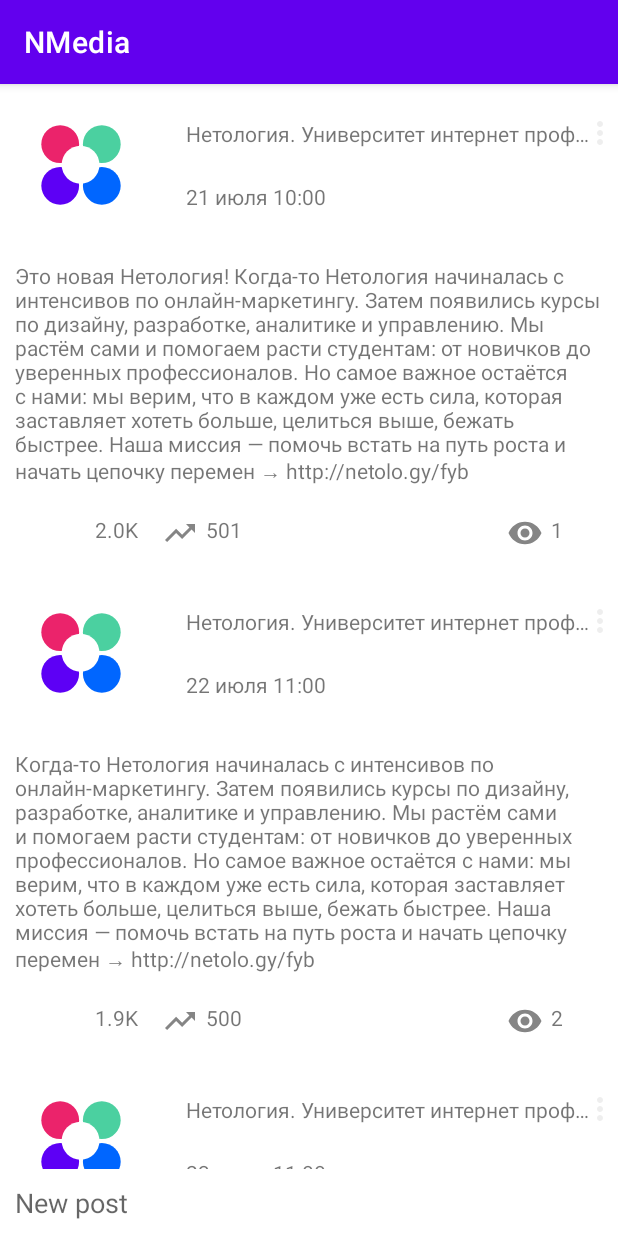
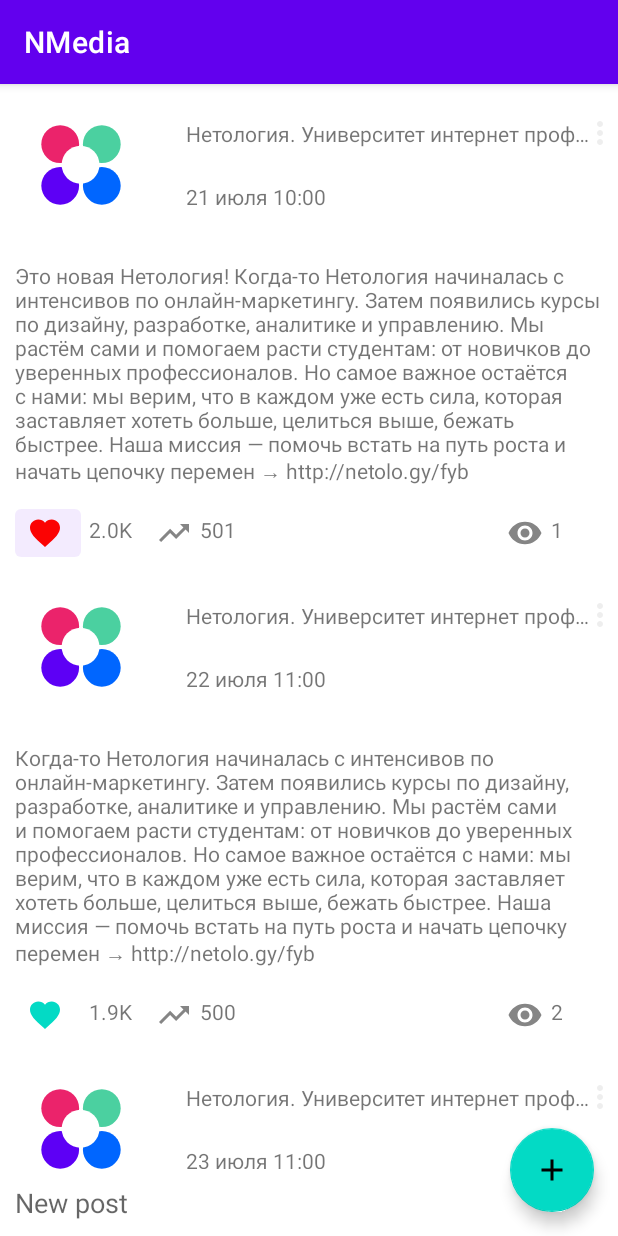
Before and after one commit to leshukav/KtAndTask1, an Android app: the screen it shows after launch (MainActivity), after a tap on an icon or button, on a phone screen of 412 x 824 dp. Run offline under Robolectric (Android 15) with nearby library versions, the phone set to English and light mode, and no system bars; 3 other taps on this screen came first.

```diff
--- a/app/build.gradle
+++ b/app/build.gradle
@@ -47,6 +47,7 @@ dependencies {
     implementation "androidx.activity:activity-ktx:1.5.1"
     implementation "androidx.recyclerview:recyclerview:1.2.1"
     implementation "com.google.android.material:material:1.6.1"
+    implementation "androidx.fragment:fragment-ktx:1.5.2"
 
     testImplementation 'junit:junit:4.13.2'
     androidTestImplementation 'androidx.test.ext:junit:1.1.3'
--- a/app/src/main/java/ru/netology/mynmedia/activity/MainActivity.kt
+++ b/app/src/main/java/ru/netology/mynmedia/activity/MainActivity.kt
@@ -1,9 +1,11 @@
 package ru.netology.mynmedia.activity
 
 
+import android.content.Intent
 import ru.netology.mynmedia.adapter.PostsAdapter
 import androidx.appcompat.app.AppCompatActivity
 import android.os.Bundle
+import android.provider.Settings
 import android.view.View
 import android.view.View.INVISIBLE
 import android.view.View.VISIBLE
@@ -13,20 +15,36 @@ import ru.netology.mynmedia.viewmodel.PostViewModel
 import androidx.activity.viewModels
 import androidx.core.view.isVisible
 import ru.netology.mynmedia.Post
+import ru.netology.mynmedia.activity.NewPostActivity
+import ru.netology.mynmedia.R.string.*
 import ru.netology.mynmedia.adapter.OnInteractionListener
 import ru.netology.mynmedia.util.AndroidUtils
-
+import androidx.activity.ComponentActivity
+import androidx.activity.result.launch
 
 class MainActivity : AppCompatActivity() {
 
     val viewModel: PostViewModel by viewModels()
 
+    val newPostContract = registerForActivityResult(NewPostActivity.Contract) { text ->
+        if (text.isNullOrBlank()) {
+            Toast.makeText(
+                this@MainActivity,
+                "Content can't be empty",
+                Toast.LENGTH_SHORT
+            ).show()
+        }
+        viewModel.changeContent(text.toString())
+        viewModel.save()
+    }
 
     override fun onCreate(savedInstanceState: Bundle?) {
         super.onCreate(savedInstanceState)
         val binding = ActivityMainBinding.inflate(layoutInflater)
         setContentView(binding.root)
         val adapter = PostsAdapter(object : OnInteractionListener {
+
+
             override fun onLike(post: Post) {
                 viewModel.likeById(post.id)
             }
@@ -41,6 +59,13 @@ class MainActivity : AppCompatActivity() {
 
             override fun onShare(post: Post) {
                 viewModel.shareById(post.id)
+                val intent = Intent().apply {
+                    action = Intent.ACTION_SEND
+                    putExtra(Intent.EXTRA_TEXT, post.content)
+                    type = "text/plain"
+                }
+                val intentChooser = Intent.createChooser(intent, getString(chooser_share_post))
+                startActivity(intentChooser)
             }
         })
 
@@ -78,26 +103,30 @@ class MainActivity : AppCompatActivity() {
             binding.save.isVisible = hasFocus
         }
 
+        binding.edd.setOnClickListener{
+            newPostContract.launch()
+        }
+
         binding.save.setOnClickListener {
-            with(binding.content) {
-                if (text.isNullOrBlank()) {
-                    Toast.makeText(
-                        this@MainActivity,
-                        "Content can't be empty",
-                        Toast.LENGTH_SHORT
-                    ).show()
-                    return@setOnClickListener
-                }
-                viewModel.changeContent(text.toString())
-                viewModel.save()
-                setText("")
-                binding.save.visibility = INVISIBLE
-                binding.group.visibility = INVISIBLE
-                binding.group.visibility = View.GONE
-                clearFocus()
-                AndroidUtils.hideKeyboard(this)
+
+   //         with(binding.content) {
+    //            if (text.isNullOrBlank()) {
+    //                Toast.makeText(
+    //                    this@MainActivity,
+    //                    "Content can't be empty",
+     //                   Toast.LENGTH_SHORT
+     //               ).show()
+     //               return@setOnClickListener
+      //          }
+      //          viewModel.changeContent(text.toString())
+      //          viewModel.save()
+      //          setText("")
+      //          binding.save.visibility = INVISIBLE
+     //           binding.group.visibility = INVISIBLE
+     //           binding.group.visibility = View.GONE
+      //          clearFocus()
+      //          AndroidUtils.hideKeyboard(this)
             }
         }
 
     }
-}
--- a/app/src/main/java/ru/netology/mynmedia/repository/PostRepositoryInMemoryImpl.kt
+++ b/app/src/main/java/ru/netology/mynmedia/repository/PostRepositoryInMemoryImpl.kt
@@ -1,5 +1,8 @@
 package ru.netology.mynmedia.repository
 
+import android.content.Intent
+import android.provider.Settings.Global.getString
+import androidx.core.content.ContextCompat.startActivity
 import androidx.lifecycle.LiveData
 import androidx.lifecycle.MutableLiveData
 import ru.netology.mynmedia.Post
--- a/app/src/main/res/color/like_checkbox_tint.xml
+++ b/app/src/main/res/color/like_checkbox_tint.xml
@@ -1,5 +1,5 @@
 <?xml version="1.0" encoding="utf-8"?>
 <selector xmlns:android="http://schemas.android.com/apk/res/android">
      <item android:color="@color/red" android:state_checked="true"/>
-     <item android:color="@color/black"/>
+     <item android:color="@color/teal_200"/>
 </selector>
--- a/app/src/main/res/color/ic_like_24dp.xml
+++ b/app/src/main/res/drawable-hdpi/ic_like_24dp.xml
@@ -3,9 +3,8 @@
  <item
      android:drawable="@drawable/ic_liked_24"
      android:state_checked="true"
-     android:color="@color/red"
      />
     <item
         android:drawable="@drawable/ic_like_24"
-        android:color="@color/black" />
+         />
 </selector>
--- /dev/null
+++ b/app/src/main/res/drawable/ic_add_24.xml
@@ -0,0 +1,5 @@
+<vector android:height="24dp" android:tint="#1840E3"
+    android:viewportHeight="24" android:viewportWidth="24"
+    android:width="24dp" xmlns:android="http://schemas.android.com/apk/res/android">
+    <path android:fillColor="@android:color/white" android:pathData="M19,13h-6v6h-2v-6H5v-2h6V5h2v6h6v2z"/>
+</vector>
--- a/app/src/main/res/layout/activity_main.xml
+++ b/app/src/main/res/layout/activity_main.xml
@@ -22,7 +22,7 @@
         android:layout_width="wrap_content"
         android:layout_height="wrap_content"
         app:barrierDirection="top"
-        app:constraint_referenced_ids="content,save,edit_image,cancel_button"
+        app:constraint_referenced_ids="save,edit_image,cancel_button"
         tools:ignore="MissingConstraints" />
 
     <EditText
@@ -98,5 +98,13 @@
         android:visibility="gone"
         app:constraint_referenced_ids="edit_image,cancel_button,edit_content,text_icon" />
 
-
+    <com.google.android.material.floatingactionbutton.FloatingActionButton
+        android:id="@+id/edd"
+        android:layout_width="wrap_content"
+        android:layout_height="wrap_content"
+        app:srcCompat="@drawable/ic_add_24"
+        app:layout_constraintEnd_toEndOf="parent"
+        app:layout_constraintBottom_toBottomOf="parent"
+        android:layout_margin="16dp"
+        />
 </androidx.constraintlayout.widget.ConstraintLayout>
--- a/app/src/main/res/layout/card_post.xml
+++ b/app/src/main/res/layout/card_post.xml
@@ -86,7 +86,7 @@
         android:layout_height="wrap_content"
         android:checkable="true"
         android:layout_marginStart="10dp"
-        android:button="@drawable/ic_liked_24"
+        app:icon="@drawable/ic_like_24"
         android:contentDescription="Like"
         app:layout_constraintStart_toStartOf="parent"
         app:layout_constraintTop_toBottomOf="@id/barrier2"
--- a/app/src/main/res/values/dimens.xml
+++ b/app/src/main/res/values/dimens.xml
@@ -1,4 +1,6 @@
 <?xml version="1.0" encoding="utf-8"?>
 <resources>
     <dimen name="common_spacing" />
+    <dimen name="icon_button_min_size">24dp</dimen>
+
 </resources>
--- a/app/src/main/res/values/strings.xml
+++ b/app/src/main/res/values/strings.xml
@@ -3,6 +3,8 @@
     <string name="netology">Netology. University of Internet Professions</string>
     <string name="post_text">New post</string>
     <string name="edit">Edit post</string>
+    <string name="chooser_share_post">Поделиться постом</string>
+    <string name="error_empty_content">No message</string>
 
 
 </resources>
--- a/app/src/main/res/values/style.xml
+++ b/app/src/main/res/values/style.xml
@@ -1,8 +1,10 @@
 <?xml version="1.0" encoding="utf-8"?>
 <resources>
 
-    <style name="Widget.AppTheme.LikeCheckBox" parent="Widget.MaterialComponents.CompoundButton.CheckBox">
-        <item name="buttonTint">@color/red</item>
-    </style>
+    <style name="Widget.AppTheme.LikeCheckBox" parent="Widget.MaterialComponents.Button.TextButton.Icon">
+        <item name="iconTint">@color/like_checkbox_tint</item>
+             <item name="android:minHeight">@dimen/icon_button_min_size</item>
+            <item name="android:minWidth">@dimen/icon_button_min_size</item>
+        </style>
 
-</resources>
+    </resources>
--- a/build.gradle
+++ b/build.gradle
@@ -2,7 +2,7 @@
 plugins {
     id 'com.android.application' version '7.2.1' apply false
     id 'com.android.library' version '7.2.1' apply false
-    id 'org.jetbrains.kotlin.android' version '1.6.10' apply false
+    id 'org.jetbrains.kotlin.android' version '1.7.10' apply false
 }
 
 task clean(type: Delete) {
```
Also changed, not shown: app/src/main/AndroidManifest.xml (+16 -0 lines), app/src/main/java/ru/netology/mynmedia/activity/IntentHandlerActivity.kt (added, +35 -0 lines), app/src/main/java/ru/netology/mynmedia/activity/NewPostActivity.kt (added, +32 -0 lines), app/src/main/res/layout/activity_intent_handler.xml (added, +9 -0 lines), app/src/main/res/layout/activity_new_post.xml (added, +36 -0 lines), 2 other files.
